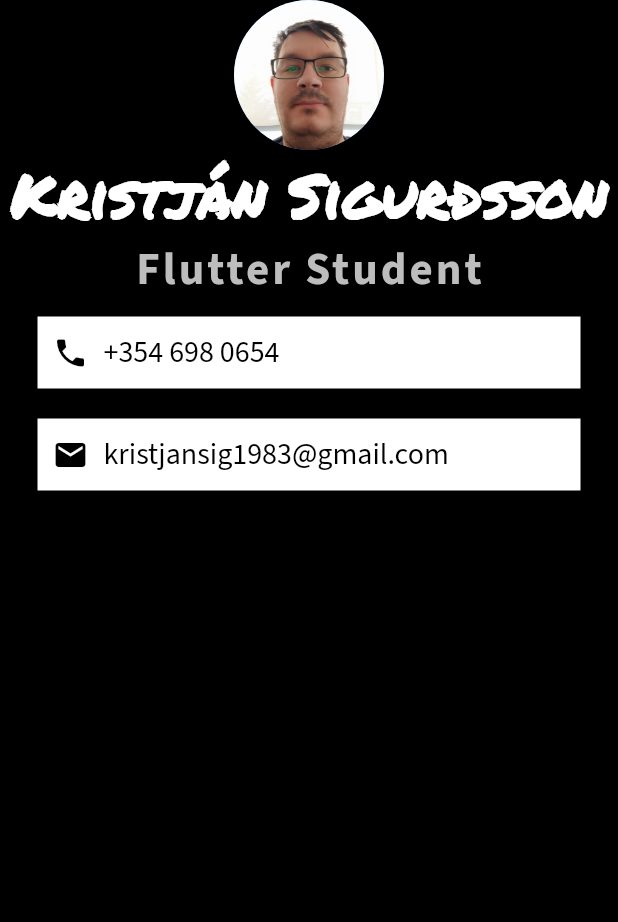
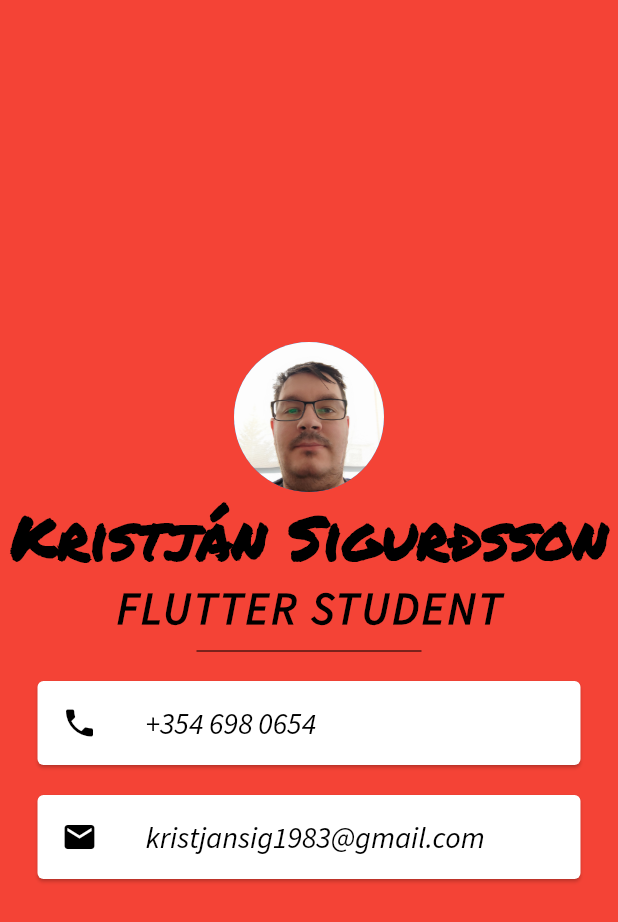
Before and after one commit to kristjansig1983/mi_card, a Flutter app: the screen it shows after launch, on a phone screen of 412 x 824 dp. Shown: the top 922 px of the screen. Run offline on Flutter 3.47's test engine with Material 2 defaults, Android fonts, the phone set to English and light mode, and no system bars.

Commit message:
Finido
Klárt

```diff
--- a/lib/main.dart
+++ b/lib/main.dart
@@ -3,84 +3,83 @@ import 'package:flutter/material.dart';
 void main() {
   runApp(MyApp());
 }
-
+//This is  the app
 class MyApp extends StatelessWidget {
   @override
   Widget build(BuildContext context) {
     return MaterialApp(
       home: Scaffold(
-        backgroundColor: Colors.black,
+        backgroundColor: Colors.red,
         body: SafeArea(
+          //This is the picture
             child: Column(
+              mainAxisAlignment: MainAxisAlignment.center,
           children: [
             CircleAvatar(
                 radius: 50.0,
                 backgroundImage: AssetImage('images/kristjan.jpg')),
+            //Name
             Text(
               'Kristján Sigurðsson',
               style: TextStyle(
                   fontFamily: 'PermanentMarker',
                   fontSize: 40.0,
-                  color: Colors.white,
+                  color: Colors.black,
                   fontWeight: FontWeight.bold),
             ),
+            //Occupation
             Text(
-              'Flutter Student',
+              'FLUTTER STUDENT',
               style: TextStyle(
                 fontFamily: 'SourceSansPro',
                 fontSize: 30.0,
-                color: Colors.grey.shade400,
+                color: Colors.black,
                 letterSpacing: 2.0,
                 fontWeight: FontWeight.bold,
               ),
             ),
-            Container(
-              padding: EdgeInsets.all(10.0),
-              color: Colors.white,
+            //This is the line inbetween
+            SizedBox(
+              height: 20.0,
+              width: 150.0,
+              child: Divider(
+                color: Colors.black,
+              ),
+            ),
+            //Card instead of a row for the phone and email
+            Card(
               margin: EdgeInsets.symmetric(vertical: 10.0, horizontal: 25.0),
-              child: Row(
-                children: [
-                  Icon(
+              child: ListTile(
+                leading: Icon(
                   Icons.phone,
                   color: Colors.black,
                 ),
-                  SizedBox(
-                    width: 10.0,
-                  ),
-                  Text(
+                title: Text(
                   '+354 698 0654',
                   style: TextStyle(
                     color: Colors.black,
                     fontFamily: 'SourceSansPro',
                     fontSize: 20.0,
                   ),
+                ),
               )
-                ],
             ),
-            ),
-            Container(
-              padding: EdgeInsets.all(10.0),
-              color: Colors.white,
+            Card(
               margin: EdgeInsets.symmetric(vertical: 10.0, horizontal: 25.0),
-              child: Row(
-                children: [
-                  Icon(
+              child: ListTile(
+                leading: Icon(
                   Icons.email,
                   color: Colors.black,
                 ),
-                  SizedBox(
-                    width: 10.0,
-                  ),
-                  Text(
+                title: Text(
                   'kristjansig1983@gmail.com',
                   style: TextStyle(
                     color: Colors.black,
                     fontFamily: 'SourceSansPro',
                     fontSize: 20.0,
                   ),
+                ),
               )
-                ],
-              ),
             )
           ],
         )),
--- a/pubspec.yaml
+++ b/pubspec.yaml
@@ -40,7 +40,7 @@ flutter:
         - asset: fonts/PermanentMarker-Regular.ttf
     - family: SourceSansPro
       fonts:
-        - asset: fonts/SourceSansPro.ttf
+        - asset: fonts/SourceSansPro-Italic.ttf
 
   # An image asset can refer to one or more resolution-specific "variants", see
   # https://flutter.dev/assets-and-images/#resolution-aware.
```
Lines whose indentation alone changed are shown as unchanged.
